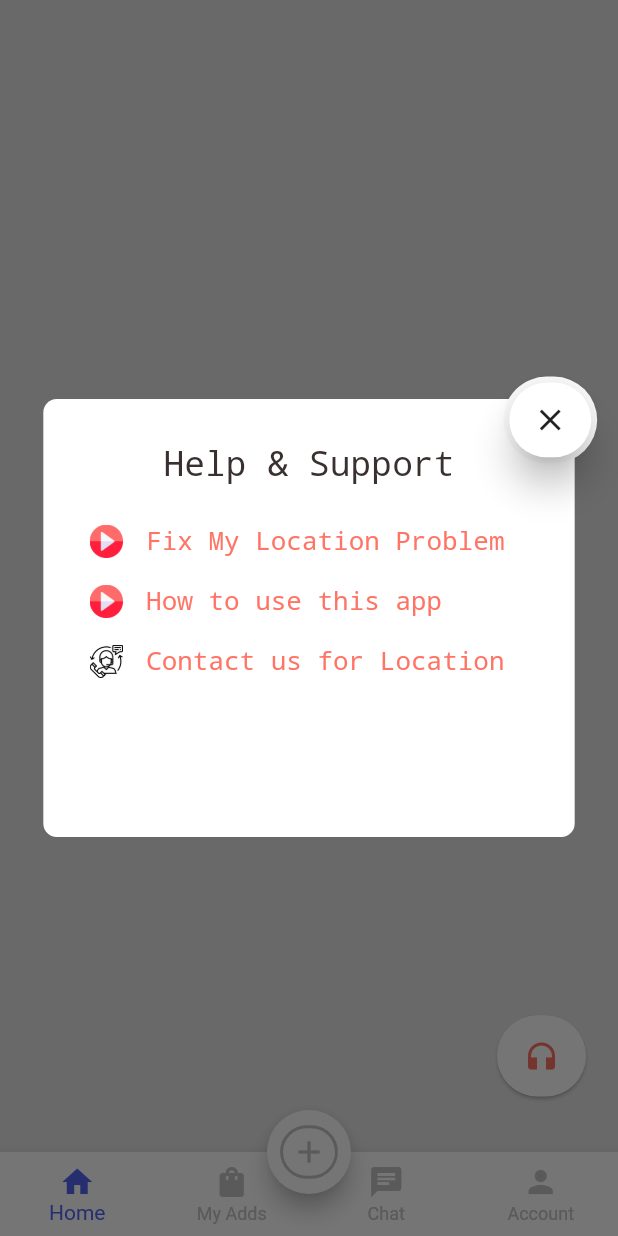
After one commit to Sohag-84/peer_vendors_ecommerce_ui, a Flutter app: the NavigationbarPage screen opened by its route, after a tap on the "headphones" icon, on a phone screen of 412 x 824 dp. The commit adds this screen. Run offline on Flutter 3.47's test engine with Material 2 defaults, Android fonts, the phone set to English and light mode, and no system bars; our stand-ins replace flutter_screenutil, get.

Commit message:
Custom alert dialog is designed

```diff
--- a/lib/constant/strings.dart
+++ b/lib/constant/strings.dart
@@ -57,3 +57,10 @@ class LoginText {
   static const String country = "Select Your Country";
   static const String buttonText = "Continue";
 }
+
+class DialogText {
+  static const String title = "Help & Support";
+  static const String text_1 = "Fix My Location Problem";
+  static const String text_2 = "How to use this app";
+  static const String text_3 = "Contact us for Location";
+}
--- a/lib/routes/routes.dart
+++ b/lib/routes/routes.dart
@@ -5,6 +5,7 @@ import '../views/authentication_screen.dart';
 import '../views/choose_language_screen.dart';
 import '../views/login_screen.dart';
 import '../views/otp_screen.dart';
+import '../views/pages/navigationbar_page.dart';
 import '../views/pages/onboarding_pages.dart';
 import '../views/register_screen.dart';
 import '../views/splash_screen.dart';
@@ -18,6 +19,7 @@ const String registrationScreen = '/register-screen';
 const String otpScreen = '/otp-screen';
 const String successScreen = '/success-screen';
 const String loginScreen = '/login-screen';
+const String bottomNavigationPage = '/bottomNavigation-screen';
 
 List<GetPage> pages = [
   GetPage(name: splashScreen, page: () => SplashScreen()),
@@ -28,4 +30,5 @@ List<GetPage> pages = [
   GetPage(name: otpScreen, page: () => OtpScreen()),
   GetPage(name: successScreen, page: () => SuccessScreen()),
   GetPage(name: loginScreen, page: () => LoginScreen()),
+  GetPage(name: bottomNavigationPage, page: () => NavigationbarPage()),
 ];
--- /dev/null
+++ b/lib/views/pages/account_page.dart
@@ -0,0 +1,10 @@
+import 'package:flutter/material.dart';
+
+class AccountPage extends StatelessWidget {
+  const AccountPage({Key? key}) : super(key: key);
+
+  @override
+  Widget build(BuildContext context) {
+    return Container();
+  }
+}
--- /dev/null
+++ b/lib/views/pages/chat_page.dart
@@ -0,0 +1,10 @@
+import 'package:flutter/material.dart';
+
+class ChatPage extends StatelessWidget {
+  const ChatPage({Key? key}) : super(key: key);
+
+  @override
+  Widget build(BuildContext context) {
+    return Container();
+  }
+}
--- /dev/null
+++ b/lib/views/pages/home_page.dart
@@ -0,0 +1,10 @@
+import 'package:flutter/material.dart';
+
+class HomePages extends StatelessWidget {
+  const HomePages({Key? key}) : super(key: key);
+
+  @override
+  Widget build(BuildContext context) {
+    return Container();
+  }
+}
--- /dev/null
+++ b/lib/views/pages/my_adds_page.dart
@@ -0,0 +1,10 @@
+import 'package:flutter/material.dart';
+
+class MyAddsPages extends StatelessWidget {
+  const MyAddsPages({Key? key}) : super(key: key);
+
+  @override
+  Widget build(BuildContext context) {
+    return Container();
+  }
+}
--- /dev/null
+++ b/lib/views/pages/navigationbar_page.dart
@@ -0,0 +1,199 @@
+// ignore_for_file: unused_field, prefer_const_constructors
+
+import 'package:flutter/material.dart';
+import 'package:flutter_screenutil/flutter_screenutil.dart';
+import 'package:get/get.dart';
+import 'package:peer_vendors_ecommerce_ui/constant/colors.dart';
+import 'package:peer_vendors_ecommerce_ui/constant/strings.dart';
+import 'package:peer_vendors_ecommerce_ui/routes/routes.dart';
+import 'package:peer_vendors_ecommerce_ui/views/pages/account_page.dart';
+import 'package:peer_vendors_ecommerce_ui/views/pages/chat_page.dart';
+import 'package:peer_vendors_ecommerce_ui/views/pages/home_page.dart';
+import 'package:peer_vendors_ecommerce_ui/views/pages/my_adds_page.dart';
+
+class NavigationbarPage extends StatefulWidget {
+  const NavigationbarPage({Key? key}) : super(key: key);
+
+  @override
+  State<NavigationbarPage> createState() => _NavigationbarPageState();
+}
+
+class _NavigationbarPageState extends State<NavigationbarPage> {
+  final _pages = [HomePages(), MyAddsPages(), ChatPage(), AccountPage()];
+  int _currentIndex = 0;
+
+  @override
+  Widget build(BuildContext context) {
+    return Scaffold(
+      floatingActionButtonLocation: FloatingActionButtonLocation.centerDocked,
+      backgroundColor: BackgroundColor.bg_color,
+      floatingActionButton: FloatingActionButton(
+        onPressed: () => Text(""),
+        child: Container(
+          height: 40.h,
+          width: 40.w,
+          decoration: BoxDecoration(
+            borderRadius: BorderRadius.circular(180),
+            border: Border.all(
+              color: Color(0xFFC4C4C4),
+              width: 2.w,
+            ),
+          ),
+          child: Center(
+            child: Icon(
+              Icons.add,
+              color: Color(0xFFC4C4C4),
+            ),
+          ),
+        ),
+        backgroundColor: Colors.white,
+      ),
+      bottomNavigationBar: BottomNavigationBar(
+        type: BottomNavigationBarType.fixed,
+        backgroundColor: Colors.white,
+        currentIndex: _currentIndex,
+        onTap: (int index) {
+          setState(
+            () {
+              _currentIndex = index;
+            },
+          );
+        },
+        selectedItemColor: const Color(0xFF5364F4),
+        unselectedItemColor: const Color(0xFFC4C4C4),
+        items: const [
+          BottomNavigationBarItem(icon: Icon(Icons.home), label: "Home"),
+          BottomNavigationBarItem(
+              icon: Icon(Icons.shopping_bag), label: "My Adds"),
+          BottomNavigationBarItem(icon: Icon(Icons.chat), label: "Chat"),
+          BottomNavigationBarItem(icon: Icon(Icons.person), label: "Account"),
+        ],
+      ),
+      body: Column(
+        mainAxisAlignment: MainAxisAlignment.end,
+        crossAxisAlignment: CrossAxisAlignment.end,
+        children: [
+          InkWell(
+            onTap: () {
+              showDialog(
+                context: context,
+                builder: (_) {
+                  return Center(
+                    child: Stack(
+                      clipBehavior: Clip.none,
+                      children: [
+                        Container(
+                          height: 328.h,
+                          width: 368.w,
+                          decoration: BoxDecoration(
+                            color: Colors.white,
+                            borderRadius: BorderRadius.circular(10.r),
+                          ),
+                          child: Padding(
+                            padding: EdgeInsets.all(30.0),
+                            child: Column(
+                              children: [
+                                Text(
+                                  DialogText.title,
+                                  style: TextStyle(
+                                    fontWeight: FontWeight.w500,
+                                    fontSize: 24.sp,
+                                    color: Color(0xFF3A3030),
+                                    decoration: TextDecoration.none,
+                                  ),
+                                ),
+                                SizedBox(height: 30.h),
+                                dialogText(
+                                    title: DialogText.text_1,
+                                    image: 'images/video.png'),
+                                SizedBox(height: 20.h),
+                                dialogText(
+                                    title: DialogText.text_2,
+                                    image: 'images/video.png'),
+                                SizedBox(height: 20.h),
+                                dialogText(
+                                    title: DialogText.text_3,
+                                    image: 'images/customer.png'),
+                              ],
+                            ),
+                          ),
+                        ),
+                        Positioned(
+                          right: -15,
+                          top: -15,
+                          child: Material(
+                            shape: RoundedRectangleBorder(
+                              borderRadius: BorderRadius.circular(180),
+                            ),
+                            child: InkWell(
+                              onTap: () => Get.back(),
+                              child: SizedBox(
+                                height: 65.h,
+                                width: 65.w,
+                                child: Card(
+                                  color: Colors.white,
+                                  elevation: 10,
+                                  shape: RoundedRectangleBorder(
+                                    borderRadius: BorderRadius.circular(180),
+                                  ),
+                                  child: Icon(Icons.close_outlined),
+                                ),
+                              ),
+                            ),
+                          ),
+                        )
+                      ],
+                    ),
+                  );
+                },
+              );
+            },
+            child: Padding(
+              padding: EdgeInsets.only(right: 18.w),
+              child: SizedBox(
+                height: 70.h,
+                width: 70.w,
+                child: Card(
+                  shape: RoundedRectangleBorder(
+                      borderRadius: BorderRadius.circular(180.r)),
+                  child: Icon(
+                    Icons.headphones,
+                    color: Color(0xFFFF7465),
+                  ),
+                ),
+              ),
+            ),
+          ),
+          SizedBox(
+            height: 37.h,
+          ),
+          _pages[_currentIndex],
+        ],
+      ),
+    );
+  }
+
+  Row dialogText({required String title, required String image}) {
+    return Row(
+      children: [
+        Image.asset(
+          image,
+          height: 25.h,
+          width: 25.w,
+        ),
+        SizedBox(
+          width: 15.w,
+        ),
+        Text(
+          title,
+          style: TextStyle(
+            fontSize: 18.sp,
+            fontWeight: FontWeight.w500,
+            color: Color(0xFFFF7465),
+            decoration: TextDecoration.none,
+          ),
+        )
+      ],
+    );
+  }
+}
--- a/lib/views/success_screen.dart
+++ b/lib/views/success_screen.dart
@@ -1,6 +1,8 @@
 import 'package:flutter/material.dart';
 import 'package:flutter_screenutil/flutter_screenutil.dart';
+import 'package:get/get.dart';
 import 'package:peer_vendors_ecommerce_ui/constant/colors.dart';
+import 'package:peer_vendors_ecommerce_ui/routes/routes.dart';
 
 class SuccessScreen extends StatelessWidget {
   const SuccessScreen({Key? key}) : super(key: key);
@@ -14,7 +16,7 @@ class SuccessScreen extends StatelessWidget {
           mainAxisAlignment: MainAxisAlignment.center,
           children: [
             InkWell(
-              onTap: null,
+              onTap: () => Get.toNamed(bottomNavigationPage),
               child: Image.asset(
                 'images/check.png',
                 height: 118.h,
```
Also changed, not shown: images/customer.png (added).
